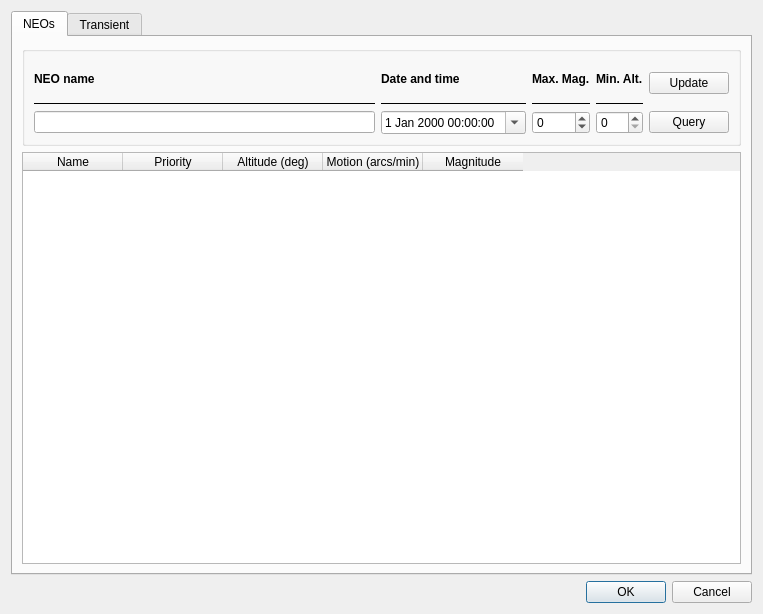
First picture: the form in ui/object_selector.ui, repository irydeo/saas, before the edit.
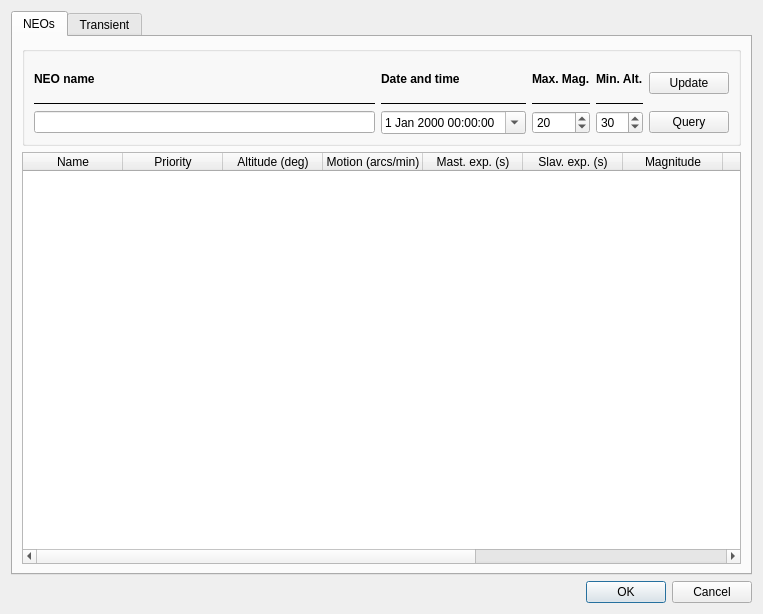
Second picture: the form after the edit. The open tabs and pages were chosen to show the change.

Commit message:
Initial version of object explorer (priority NEOs and supernovas)  - NEOs: Object motion and recommended exposures per frame  - NEOs: Recommended exposure to avoid object be out of the frame (not completed)
SaaS general options
Improved UI

```diff
--- a/ui/object_selector.ui
+++ b/ui/object_selector.ui
@@ -64,11 +64,41 @@
            <string>Motion (arcs/min)</string>
           </property>
          </column>
+         <column>
+          <property name="text">
+           <string>Mast. exp. (s)</string>
+          </property>
+         </column>
+         <column>
+          <property name="text">
+           <string>Slav. exp. (s)</string>
+          </property>
+         </column>
          <column>
           <property name="text">
            <string>Magnitude</string>
           </property>
          </column>
+         <column>
+          <property name="text">
+           <string>RA</string>
+          </property>
+         </column>
+         <column>
+          <property name="text">
+           <string>DEC</string>
+          </property>
+         </column>
+         <column>
+          <property name="text">
+           <string>Max Int. Time (master)</string>
+          </property>
+         </column>
+         <column>
+          <property name="text">
+           <string>Max. Int. Time (slave)</string>
+          </property>
+         </column>
         </widget>
        </item>
        <item row="0" column="0">
@@ -230,6 +260,9 @@
             <property name="maximum">
              <number>25</number>
             </property>
+            <property name="value">
+             <number>20</number>
+            </property>
            </widget>
           </item>
           <item row="2" column="3">
@@ -237,6 +270,9 @@
             <property name="maximum">
              <number>90</number>
             </property>
+            <property name="value">
+             <number>30</number>
+            </property>
            </widget>
           </item>
           <item row="2" column="4">
```
Left out of the diff: 31 changed lines with no effect on the pictures. The commit also changes 27 other files.
